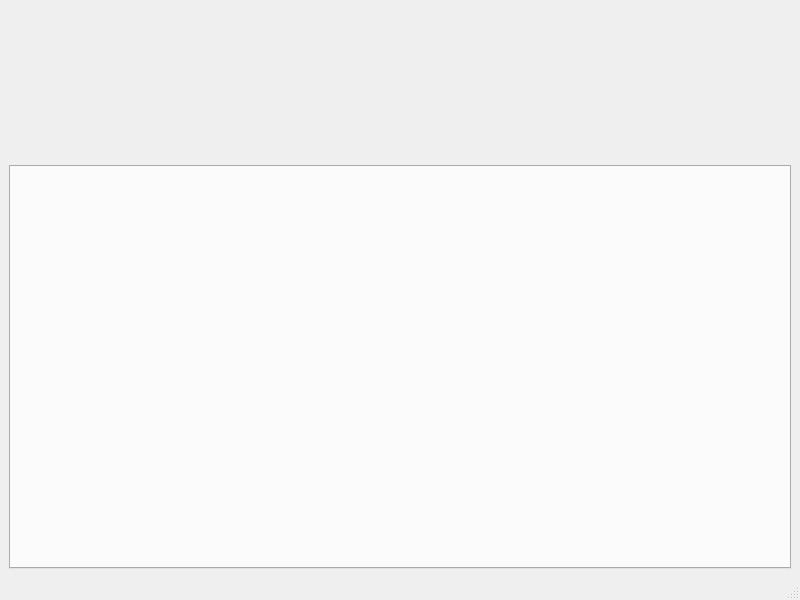
liuyufeng509/SecCenter, file mainwindow.ui: the form before one commit.
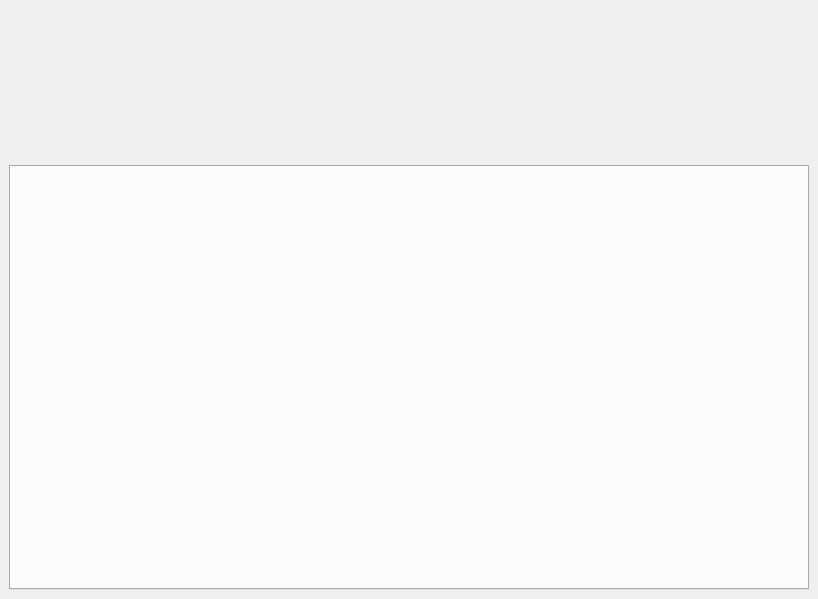
The form after the commit. Icons and pictures are not drawn.

```diff
--- a/mainwindow.ui
+++ b/mainwindow.ui
@@ -6,8 +6,8 @@
    <rect>
     <x>0</x>
     <y>0</y>
-    <width>800</width>
-    <height>600</height>
+    <width>818</width>
+    <height>599</height>
    </rect>
   </property>
   <property name="windowTitle">
@@ -17,6 +17,9 @@
    <layout class="QGridLayout" name="gridLayout">
     <item row="0" column="0">
      <widget class="QLabel" name="label">
+      <property name="enabled">
+       <bool>true</bool>
+      </property>
       <property name="minimumSize">
        <size>
         <width>0</width>
@@ -49,7 +52,6 @@
     </item>
    </layout>
   </widget>
-  <widget class="QStatusBar" name="statusbar"/>
  </widget>
  <resources>
   <include location="mainwindow.qrc"/>
```
Left out of the diff: 2 changed lines with no effect on the pictures.
